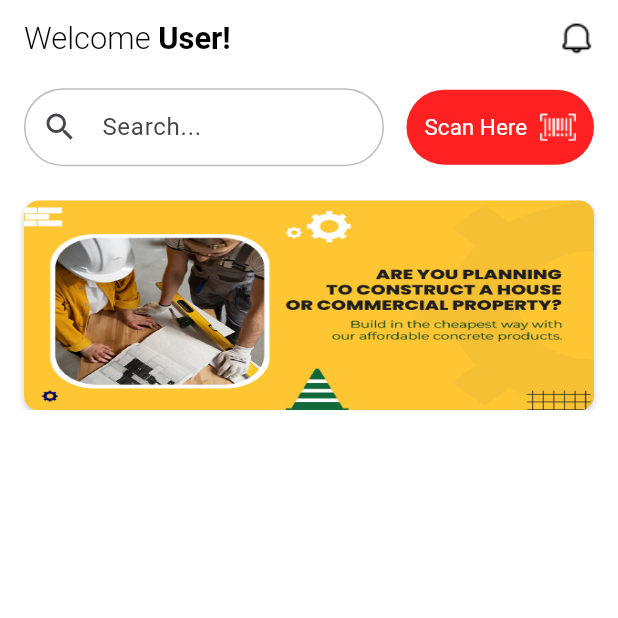
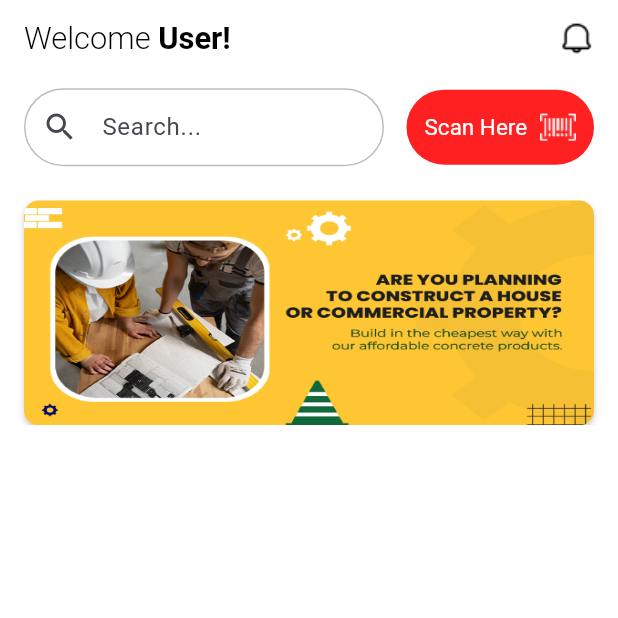
Before and after one commit to mohamed-sajidh/Perfumio, a Flutter app: the HomePage screen opened directly, on a phone screen of 412 x 824 dp, the top half of it. Run offline on Flutter 3.47's test engine with Material 3 defaults, Android fonts, the phone set to English and light mode, and no system bars; drawn by our look-alikes of carousel_slider; our stand-ins replace dio, flutter_dotenv, flutter_secure_storage; accounts and stored records are empty; network calls fail.

Commit message:
home page and banner page height adjustment completed

```diff
--- a/lib/views/home/banner_screen.dart
+++ b/lib/views/home/banner_screen.dart
@@ -49,7 +49,7 @@ class _BannerScreenState extends State<BannerScreen> {
             );
           },
           options: CarouselOptions(
-            height: 140,
+            height: 150,
             autoPlay: true,
             enlargeCenterPage: true,
             autoPlayCurve: Curves.easeInOut,
--- a/lib/views/home/home_page.dart
+++ b/lib/views/home/home_page.dart
@@ -67,8 +67,8 @@ class _HomePageState extends State<HomePage> {
           ],
         ),
       ),
-      body: Padding(
-        padding: const EdgeInsets.symmetric(horizontal: 12, vertical: 10),
+      body: const Padding(
+        padding: EdgeInsets.symmetric(horizontal: 12, vertical: 10),
         child: Column(
           children: [
             BannerScreen(),
```
